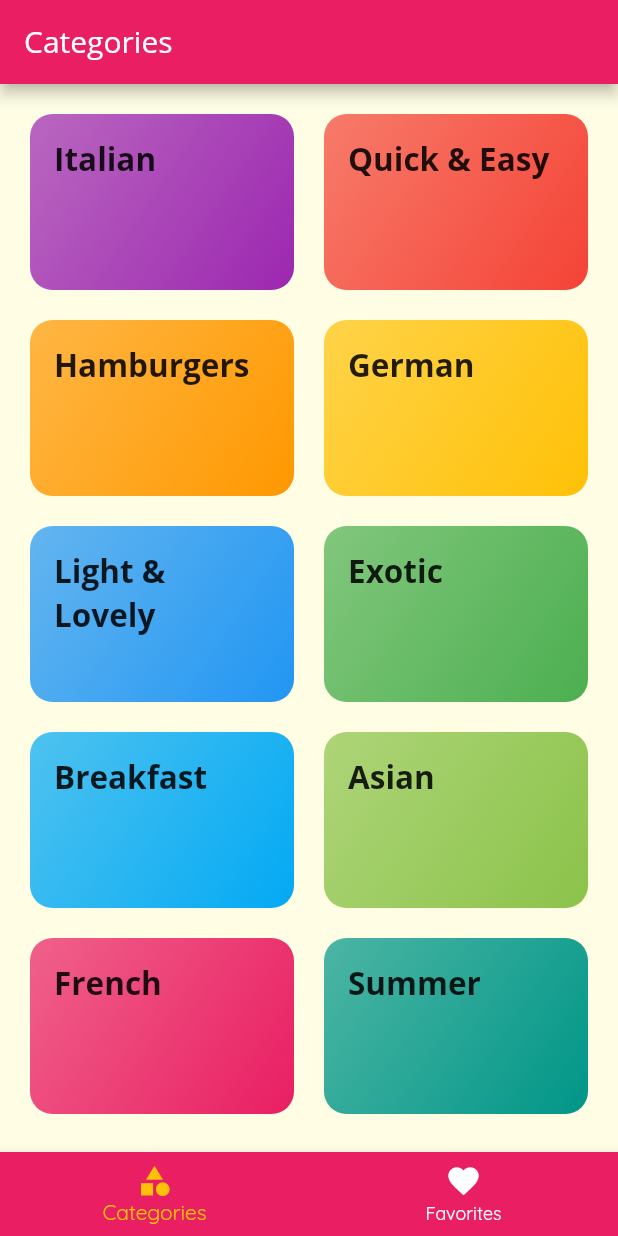
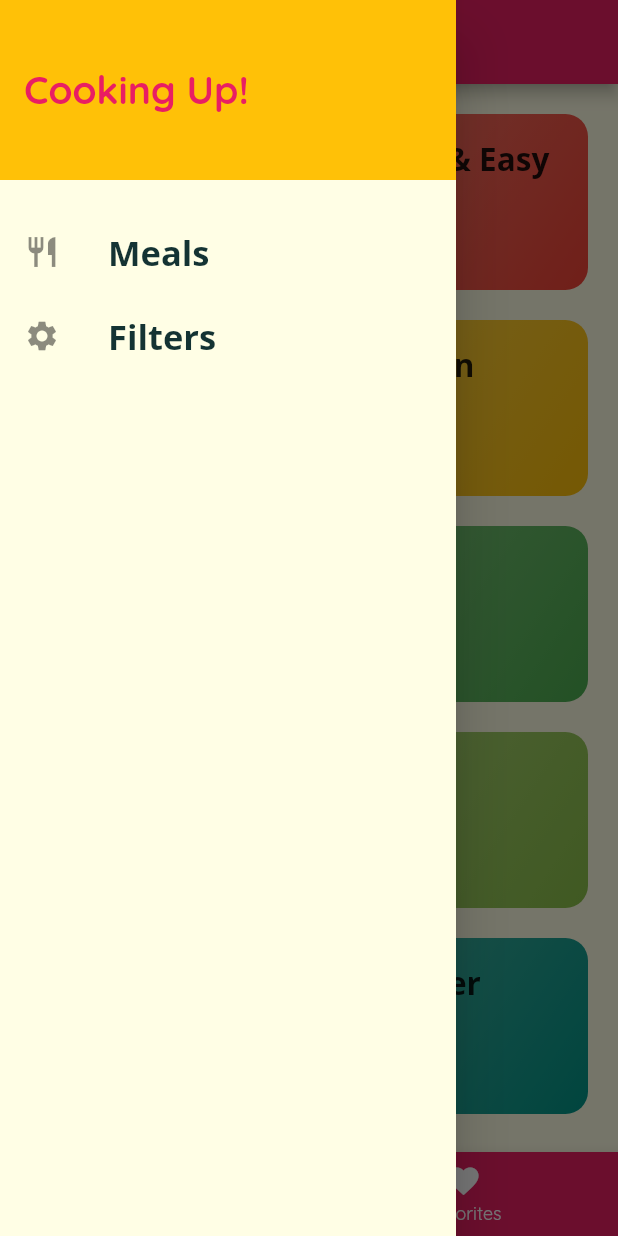
Before and after one commit to mitchtabian/FlutterPlayground, a Flutter app: the screen it shows after launch, with the side drawer open (before the commit the screen has no drawer), on a phone screen of 412 x 824 dp. Run offline on Flutter 3.47's test engine with Material 2 defaults, Android fonts, the phone set to English and light mode, and no system bars.

Commit message:
add Navigation drawer

```diff
--- a/lib/main.dart
+++ b/lib/main.dart
@@ -1,4 +1,5 @@
 import 'file:///D:/Flutter%20Projects/first_flutter_app/lib/screens/category_meals_screen.dart';
+import 'package:firstflutterapp/screens/filters_screen.dart';
 import 'package:firstflutterapp/screens/meal_detail_screen.dart';
 import 'package:firstflutterapp/screens/not_found_screen.dart';
 import 'package:firstflutterapp/screens/tabs_screen.dart';
@@ -60,6 +61,7 @@ class _MyAppState extends State<MyApp> {
         NAV_CATEGORIES_SCREEN: (ctx) => CategoriesScreen(),
         NAV_CATEGORY_MEALS_SCREEN: (ctx) => CategoryMealsScreen(),
         NAV_MEAL_DETAIL_SCREEN: (ctx) => MealDetailScreen(),
+        NAV_FILTERS_SCREEN: (ctx) => FiltersScreen(),
       },
       onUnknownRoute: (settings) {
         return MaterialPageRoute(
--- a/lib/navigation.dart
+++ b/lib/navigation.dart
@@ -17,3 +17,7 @@ const ARG_CATEGORY_ID = "arg_category_id";
 // file: meal_detail_screen.dart
 const NAV_MEAL_DETAIL_SCREEN = "/meal-detail";
 const ARG_MEAL_ID = "arg_meal_id";
+
+// Filters screen
+// file: filters_screen.dart
+const NAV_FILTERS_SCREEN = "/filters";
--- a/lib/screens/tabs_screen.dart
+++ b/lib/screens/tabs_screen.dart
@@ -1,5 +1,6 @@
 import 'package:firstflutterapp/screens/categories_screen.dart';
 import 'package:firstflutterapp/screens/favorites_screen.dart';
+import 'package:firstflutterapp/widgets/main_drawer.dart';
 import 'package:flutter/material.dart';
 
 
@@ -30,6 +31,7 @@ class _TabsScreenState extends State<TabsScreen> {
         appBar: AppBar(
           title: Text(_pages[_selectedPageIndex]["title"],),
         ),
+        drawer: MainDrawer(),
         body: _pages[_selectedPageIndex]["page"],
         bottomNavigationBar: BottomNavigationBar(
           onTap: _selectPage,
--- a/lib/widgets/category_item.dart
+++ b/lib/widgets/category_item.dart
@@ -4,7 +4,7 @@ import 'package:flutter/material.dart';
 import '../navigation.dart';
 
 
-class CategoryItem extends StatelessWidget {
+class CategoryItem extends StatefulWidget {
 
   final String _id;
   final String _title;
@@ -12,13 +12,20 @@ class CategoryItem extends StatelessWidget {
 
   CategoryItem(this._id, this._title, this._color);
 
+  @override
+  _CategoryItemState createState() => _CategoryItemState();
+}
+
+class _CategoryItemState extends State<CategoryItem> {
+
+
   _selectCategory(BuildContext context, ){
     Navigator.pushNamed(
       context,
       NAV_CATEGORY_MEALS_SCREEN,
       arguments: {
-        ARG_CATEGORY_ID: _id,
-        ARG_CATEGORY_TITLE: _title
+        ARG_CATEGORY_ID: widget._id,
+        ARG_CATEGORY_TITLE: widget._title
       },
     );
   }
@@ -34,14 +41,14 @@ class CategoryItem extends StatelessWidget {
       child: Container(
         padding: const EdgeInsets.all(DefaultPadding),
         child: Text(
-          _title,
+          widget._title,
           style: Theme.of(context).textTheme.headline6,
         ),
         decoration: BoxDecoration(
           gradient: LinearGradient(
             colors: [
-              _color.withOpacity(0.7),
-              _color
+              widget._color.withOpacity(0.7),
+              widget._color
             ],
             begin: Alignment.topLeft,
             end: Alignment.bottomRight,
--- /dev/null
+++ b/lib/widgets/main_drawer.dart
@@ -0,0 +1,53 @@
+import 'package:firstflutterapp/navigation.dart';
+import 'package:firstflutterapp/styles.dart';
+import 'package:flutter/material.dart';
+
+class MainDrawer extends StatelessWidget {
+
+  Widget buildListTile(String title, IconData iconData, Function tapHandler){
+    return ListTile(
+      leading: Icon(iconData),
+      title: Text(
+        title,
+        style: TextStyle(
+          fontFamily: "OpenSans",
+          fontSize: 23,
+          fontWeight: FontWeight.bold,
+        ),
+      ),
+      onTap: tapHandler,
+    );
+  }
+
+  @override
+  Widget build(BuildContext context) {
+    return Drawer(
+      child: Column(
+        children: <Widget>[
+          Container(
+            height: 120,
+            width: double.infinity,
+            padding: EdgeInsets.all(DefaultPadding),
+            alignment: Alignment.centerLeft,
+            color: Theme.of(context).accentColor,
+            child: Text(
+              "Cooking Up!",
+              style: TextStyle(
+                fontWeight: FontWeight.w700,
+                fontSize: 26,
+                color: Theme.of(context).primaryColor
+              ),
+            ),
+          ),
+          SizedBox(height: 20,),
+          buildListTile("Meals", Icons.restaurant, (){
+            Navigator.of(context).pushReplacementNamed(NAV_TABS_SCREEN);
+          }),
+          buildListTile("Filters", Icons.settings, (){
+            Navigator.of(context).pushReplacementNamed(NAV_FILTERS_SCREEN);
+          }),
+        ],
+      ),
+    );
+  }
+}
```
Also changed, not shown: lib/screens/category_meals_screen.dart (+43 -17 lines), lib/screens/filters_screen.dart (added, +14 -0 lines), lib/screens/meal_detail_screen.dart (+7 -0 lines), lib/widgets/meal_item.dart (+8 -2 lines), 1 other file.
